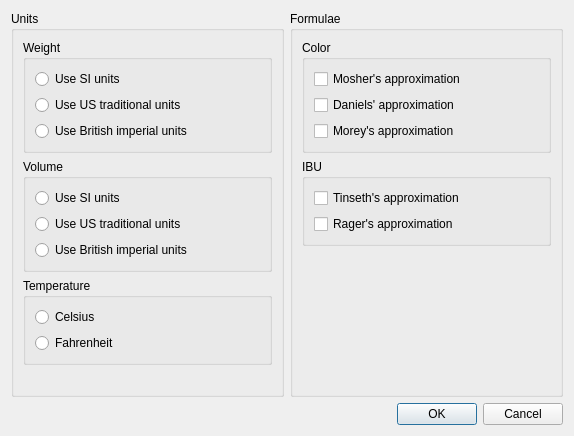
This is ui/optionsDialog.ui in Brewtarget/brewtarget as Qt 5 draws it before an edit. The edited form follows.
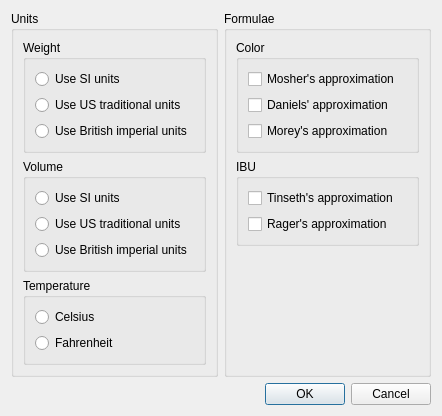
This is the edited form.

What changed in the file:
```diff
--- a/ui/optionsDialog.ui
+++ b/ui/optionsDialog.ui
@@ -6,8 +6,8 @@
    <rect>
     <x>0</x>
     <y>0</y>
-    <width>574</width>
-    <height>436</height>
+    <width>442</width>
+    <height>407</height>
    </rect>
   </property>
   <property name="windowTitle">
```
